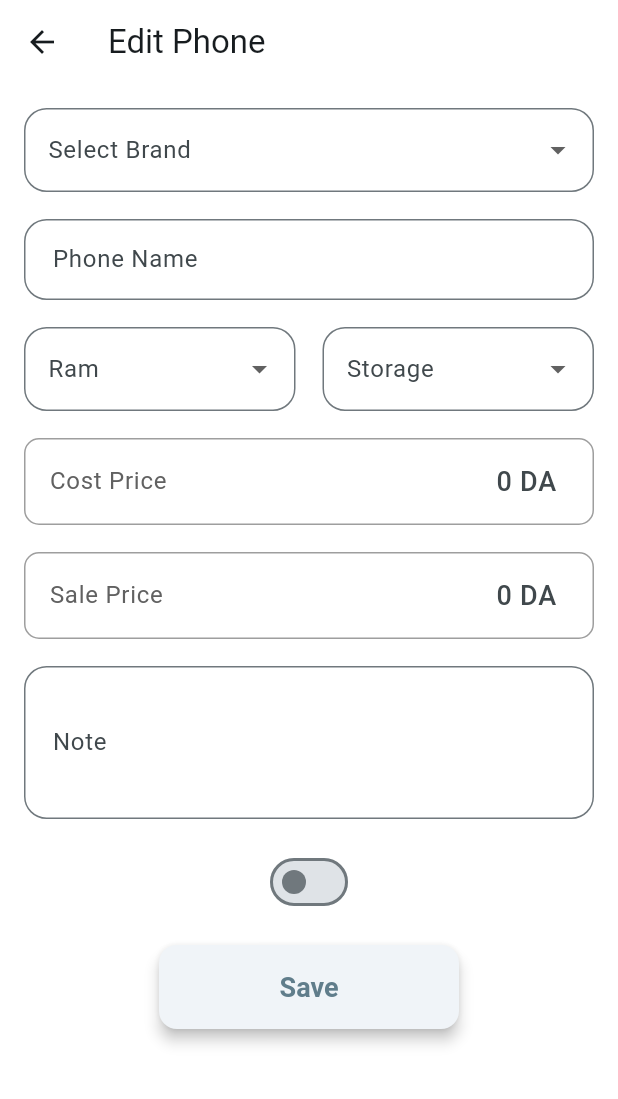
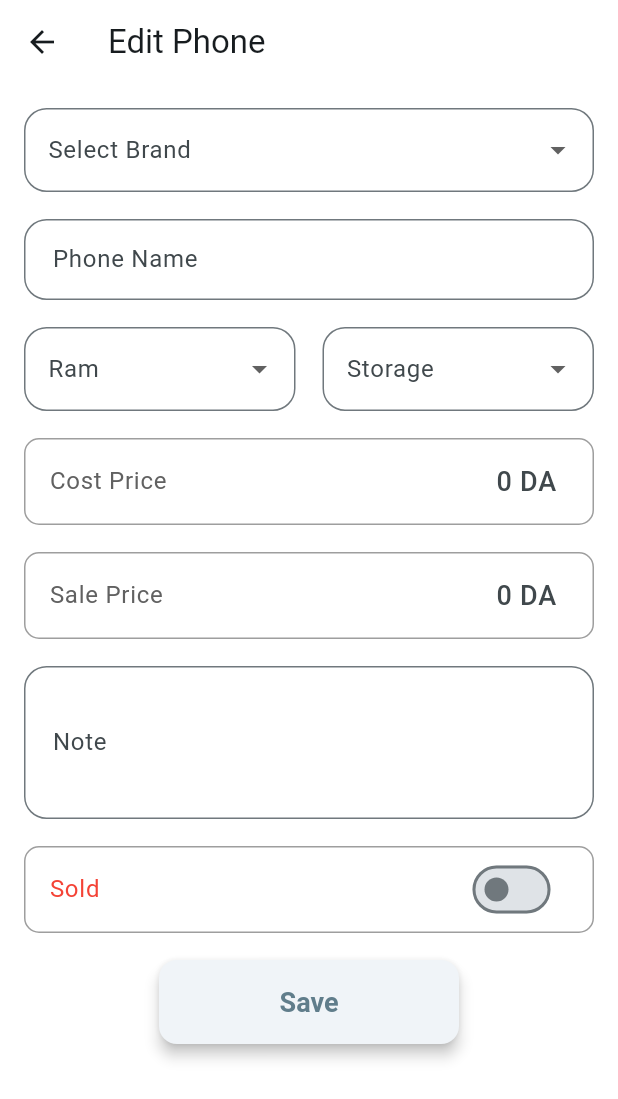
Before and after one commit to MohamedSadeck/phones-management, a Flutter app: the EditPhoneScreen screen opened directly with empty values, on a phone screen of 412 x 824 dp. Shown: the top 1099 px of the screen. Run offline on Flutter 3.47's test engine with Material 3 defaults, Android fonts, the phone set to English and light mode, and no system bars; our stand-ins replace file_picker, fluttertoast.

Commit message:
designed the sold button in edit phone

```diff
--- a/lib/screens/edit_phone_screen.dart
+++ b/lib/screens/edit_phone_screen.dart
@@ -84,14 +84,28 @@ class _EditPhoneScreenState extends State<EditPhoneScreen> {
                 noteField(context),
                 const SizedBox(height: 18),
                 // imageUrlField(context),
-                Switch(
+                Container(
+                  decoration: BoxDecoration(
+                    border: Border.all(color: Colors.grey),
+                    borderRadius: BorderRadius.circular(10),
+                  ),
+                  child: SwitchListTile(
+                    title: Text(
+                      _isAvailable ? 'Available for Sale' : 'Sold',
+                      style: TextStyle(
+                        color: _isAvailable ? Colors.green : Colors.red,
+                      ),
+                    ),
                     value: _isAvailable,
                     onChanged: (value) {
                       setState(() {
                         _isAvailable = value;
                       });
                       oldPhone.setAvailable(_isAvailable);
-                    }),
+                    },
+                    activeColor: Theme.of(context).primaryColor,
+                  ),
+                ),
                 const SizedBox(height: 18),
                 editPhoneButton(phoneProvider, context, oldPhone),
               ],
--- a/lib/screens/home_screen.dart
+++ b/lib/screens/home_screen.dart
@@ -72,9 +72,9 @@ class _HomeScreenState extends State<HomeScreen> {
               Fluttertoast.showToast(
                   msg: 'Sorted',
                   toastLength: Toast.LENGTH_SHORT,
-                  gravity: ToastGravity.CENTER,
+                  gravity: ToastGravity.BOTTOM,
                   timeInSecForIosWeb: 1,
-                  backgroundColor: Colors.red,
+                  backgroundColor: Colors.green,
                   textColor: Colors.white,
                   fontSize: 16.0);
             },
```
